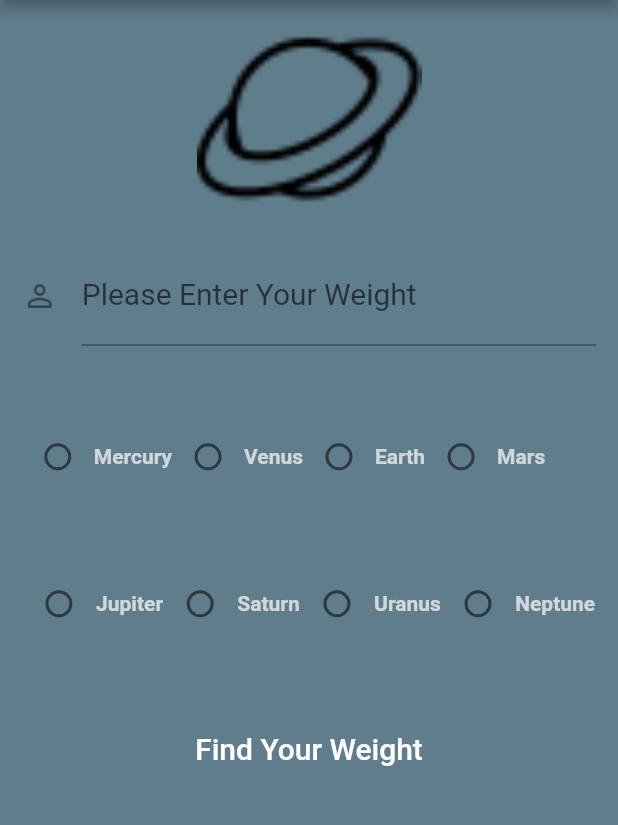
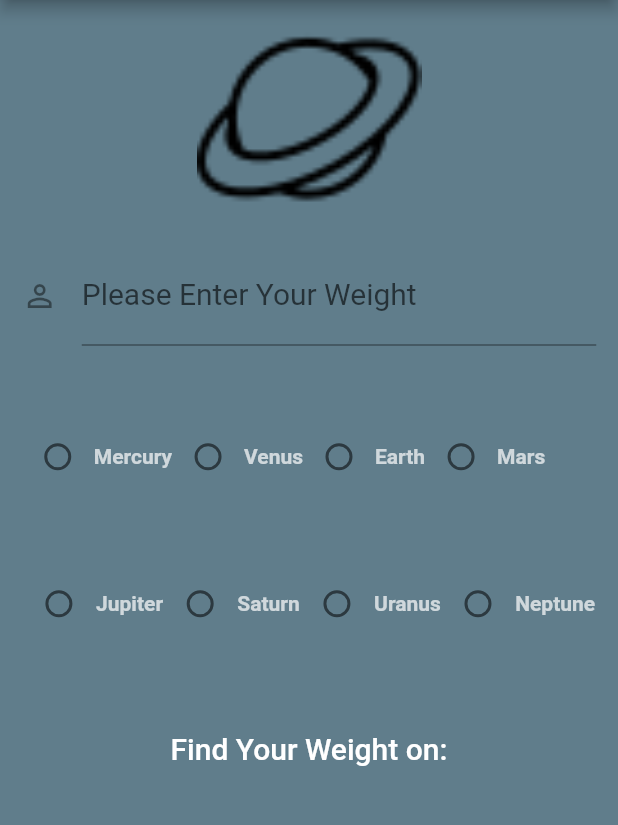
Before and after one commit to KristopherCA/weight_on_planet, a Flutter app: the screen it shows after launch, on a phone screen of 412 x 824 dp, the part 84-909 px from its top. Run offline on Flutter 3.47's test engine with Material 2 defaults, Android fonts, the phone set to English and light mode, and no system bars.

Commit message:
Updated assets

```diff
--- a/lib/UI/home.dart
+++ b/lib/UI/home.dart
@@ -24,7 +24,8 @@ class HomeState extends State<Home> {
   weight = mass * multiplier
 
   */
-
+  GlobalKey<ScaffoldState> _scaffoldKey = new GlobalKey();
+  final _snackBar = SnackBar(content: Text('Please Enter Your Weight before choosing a planet!'), backgroundColor: Colors.black38 ,);
   final TextEditingController _weightController = TextEditingController();
   int _radioValue;
   double _finalResult = 0.0;
@@ -92,12 +93,17 @@ class HomeState extends State<Home> {
       if (_radioValue >= 0) {
         FocusScope.of(context).requestFocus(new FocusNode());
       }
+
+      if (_weightController.text.isEmpty) {
+        _scaffoldKey.currentState.showSnackBar(_snackBar);
+      }
     });
   }
 
   @override
   Widget build(BuildContext context) {
     return Scaffold(
+      key: _scaffoldKey,
       appBar: AppBar(
         title: Text("Weight On Planet X"),
         centerTitle: true,
@@ -247,7 +253,7 @@ class HomeState extends State<Home> {
                   Text(
                       _weightController.text.toString().isNotEmpty
                           ? "$_formattedText" 'lbs'
-                          : "Find Your Weight",
+                          : "Find Your Weight on:",
                       style: TextStyle(
                           color: Colors.white,
                           fontSize: 20.0,
@@ -262,13 +268,10 @@ class HomeState extends State<Home> {
   }
 
   double calculateWeight(String weight, double multiplier) {
-    if (weight.isNotEmpty && int.parse(weight) > 0) {
+    if (weight.isNotEmpty && _radioValue > 0) {
       return int.parse(weight) * multiplier;
     } else {
-      SnackBar(content: Text("Please enter a weight"));
-      print("Please enter a weight");
+      return int.parse("189") * 0.38;
     }
-
-    return int.parse("189") * 0.38;
   }
 }
```
